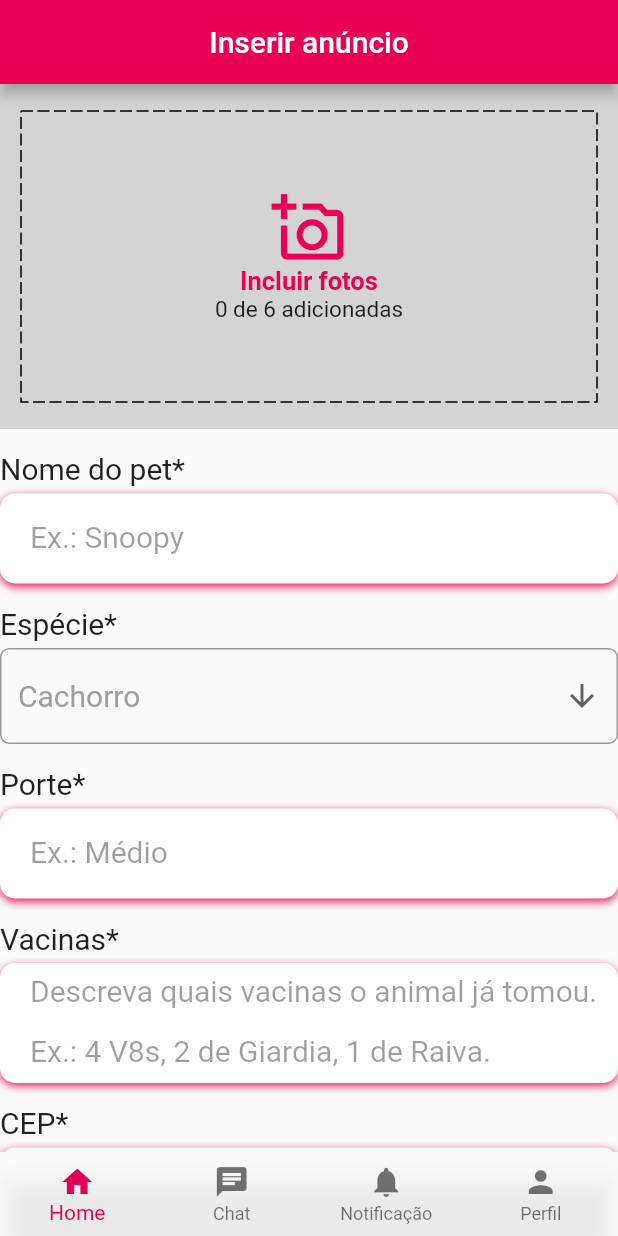
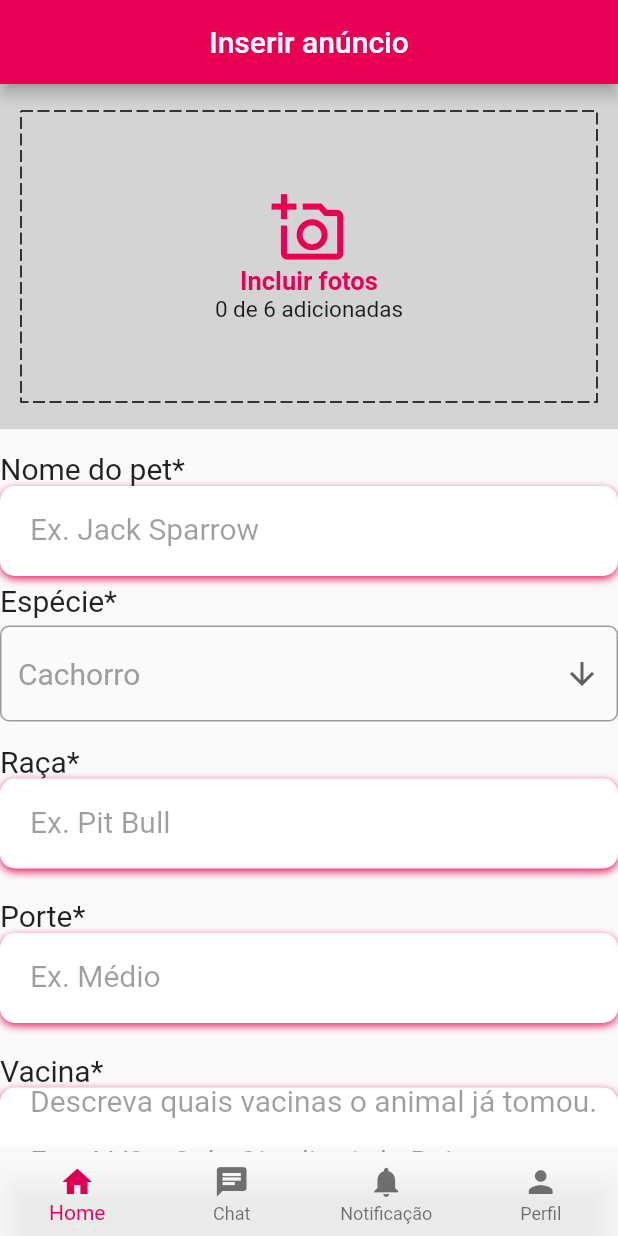
Before and after one commit to vitorekr/UnBArqDsw2022-2-2022.2_G4_IdotPet_Frontend, a Flutter app: the screen it shows after launch, on a phone screen of 412 x 824 dp. Run offline on Flutter 3.47's test engine with Material 2 defaults, Android fonts, the phone set to English and light mode, and no system bars; drawn by our look-alikes of dotted_border; our stand-ins replace dio, get; accounts and stored records are empty.

Commit message:
Adicionando reusabilidade e botão.
Co-Authored-By: João Durso <jvsdurso@gmail.com>
Co-Authored-By: Vitor Kuhl <vitorekrlol@gmail.com>

```diff
--- a/lib/modules/cadastroPet/ui/cadastrar_pet.dart
+++ b/lib/modules/cadastroPet/ui/cadastrar_pet.dart
@@ -51,144 +51,6 @@ Widget buildPhotoUpload() {
   );
 }
 
-Widget buildName(){
-  return Column(
-    children: <Widget>[
-      Container(
-            alignment: Alignment.center,
-            padding: const EdgeInsets.only(
-                left: 20,
-              ),
-            decoration: BoxDecoration(
-              color: Colors.white,
-              borderRadius: BorderRadius.circular(10),
-              // ignore: prefer_const_literals_to_create_immutables
-              boxShadow: [
-                const BoxShadow(
-                  color: Colors.pink,
-                  blurRadius: 4,
-                  offset: Offset(0,2),
-                )
-              ]
-            ),
-            height: 60,
-            child: TextFormField(
-                  keyboardType: TextInputType.emailAddress,
-                  // ignore: prefer_const_constructors
-                  style: TextStyle(
-                    color: Colors.black,
-                    fontSize: 23
-                  ),
-                  // ignore: prefer_const_constructors
-                  decoration: InputDecoration(
-                    contentPadding: const EdgeInsets.only(bottom:10),
-                    border: InputBorder.none,
-                    labelText: 'Ex.: Snoopy',
-                    floatingLabelBehavior: FloatingLabelBehavior.never,
-                    labelStyle: const TextStyle(
-                      color: Colors.black38,
-                      fontWeight: FontWeight.w400,
-                      fontSize: 20,
-                  ),
-                ),
-           ),
-        ),
-    ],
-  );
-}
-
-Widget buildSize(){
-  return Column(
-    children: <Widget>[
-      Container(
-            alignment: Alignment.center,
-            padding: const EdgeInsets.only(
-                left: 20,
-              ),
-            decoration: BoxDecoration(
-              color: Colors.white,
-              borderRadius: BorderRadius.circular(10),
-              // ignore: prefer_const_literals_to_create_immutables
-              boxShadow: [
-                const BoxShadow(
-                  color: Colors.pink,
-                  blurRadius: 4,
-                  offset: Offset(0,2),
-                )
-              ]
-            ),
-            height: 60,
-            child:  TextFormField(
-                  keyboardType: TextInputType.emailAddress, // E ESSE EMAILADRESS PRA TODO LADO?
-                  style: const TextStyle(                   // eh só arrumar
-                    color: Colors.black,
-                    fontSize: 25
-                  ),
-                  // ignore: prefer_const_constructors
-                  decoration: InputDecoration(
-                    contentPadding: const EdgeInsets.only(bottom:10),
-
-                    border: InputBorder.none,
-                    labelText: 'Ex.: Médio',
-                    floatingLabelBehavior: FloatingLabelBehavior.never,
-                    labelStyle: const TextStyle(
-                    color: Colors.black38,
-                    fontWeight: FontWeight.w400,
-                    fontSize: 20,
-                  ),
-                ),
-           ),
-        ),
-    ],
-  );
-}
-
-Widget buildVaccines(){
-  return Column(
-    children: <Widget>[
-      Container(
-            alignment: Alignment.center,
-            padding: const EdgeInsets.only(
-                left: 20,
-              ),
-            decoration: BoxDecoration(
-              color: Colors.white,
-              borderRadius: BorderRadius.circular(10),
-              // ignore: prefer_const_literals_to_create_immutables
-              boxShadow: [
-                const BoxShadow(
-                  color: Colors.pink,
-                  blurRadius: 4,
-                  offset: Offset(0,2),
-                )
-              ]
-            ),
-            height: 80,
-            child: const TextField(
-                  keyboardType: TextInputType.emailAddress,
-                  style: TextStyle(
-                    color: Colors.black,
-                    fontSize: 23
-                  ),
-                  maxLines: 5,
-                  minLines: 1,
-                  decoration: InputDecoration(
-                    contentPadding: EdgeInsets.only(bottom:30),
-                    border: InputBorder.none,
-                    labelText: 'Descreva quais vacinas o animal já tomou. \n\nEx.: 4 V8s, 2 de Giardia, 1 de Raiva.',
-                    floatingLabelBehavior: FloatingLabelBehavior.never,
-                    labelStyle: TextStyle(
-                    color: Colors.black38,
-                    fontWeight: FontWeight.w400,
-                    fontSize: 20,
-
-                  ),
-                ),
-           ),
-        ),
-    ],
-  );
-}
 
 Widget buildDescription(){
   return Column(
@@ -234,9 +96,22 @@ Widget buildDescription(){
   );
 }
 
-Widget buildCEP(){
+
+Widget buildGen(campo,descricao){
   return Column(
     children: <Widget>[
+      const SizedBox(
+        height: 15,
+      ),
+      Container(
+      alignment: Alignment.topLeft,
+      child: Text(campo,
+              textAlign: TextAlign.left,
+              style: const TextStyle(
+                fontSize: 20,
+              ),
+        ),
+      ),
       Container(
             alignment: Alignment.center,
             padding: const EdgeInsets.only(
@@ -255,16 +130,19 @@ Widget buildCEP(){
               ]
             ),
             height: 60,
-            child: const TextField(
+
+            child:
+            TextField(
                   keyboardType: TextInputType.emailAddress,
-                  style: TextStyle(
+                  style: const TextStyle(
                     color: Colors.black,
                     fontSize: 23
                   ),
                   decoration: InputDecoration(
+                    labelText: descricao,
                     contentPadding: EdgeInsets.only(bottom:10),
                     border: InputBorder.none,
-                    labelStyle: TextStyle(
+                    labelStyle: const TextStyle(
                     color: Colors.black38,
                     fontWeight: FontWeight.w400,
                     fontSize: 20,
@@ -272,10 +150,12 @@ Widget buildCEP(){
                 ),
            ),
         ),
+        const SizedBox(
+        height: 5,
+      ),
     ],
   );
 }
-
 
 class CadastrarPet extends StatelessWidget {
   const CadastrarPet({super.key});
@@ -297,22 +177,9 @@ class CadastrarPet extends StatelessWidget {
             crossAxisAlignment: CrossAxisAlignment.start,
             children:[
             buildPhotoUpload(),
-            const SizedBox(
-              height: 15,
-            ),
-            const Text('Nome do pet*',
-              textAlign: TextAlign.left,
-              style: TextStyle(
-                fontSize: 20,
-              ),
-            ),
-            const SizedBox(
-              height: 5,
-            ),
-            buildName(),
-            const SizedBox(
-              height: 15,
-            ),
+
+            buildGen("Nome do pet*","Ex. Jack Sparrow"),
+
             const Text('Espécie*',
               textAlign: TextAlign.left,
               style: TextStyle(
@@ -323,48 +190,12 @@ class CadastrarPet extends StatelessWidget {
               height: 5,
             ),
             const DropdownButtonEspecie(),
-            const SizedBox(
-              height: 15,
-            ),
-            const Text('Porte*',
-              textAlign: TextAlign.left,
-              style: TextStyle(
-                fontSize: 20,
-              ),
-            ),
-            const SizedBox(
-              height: 5,
-            ),
-            buildSize(),
-            const SizedBox(
-              height: 15,
-            ),
-            const Text('Vacinas*',
-              textAlign: TextAlign.left,
-              style: TextStyle(
-                fontSize: 20,
-              ),
-            ),
-            const SizedBox(
-              height: 5,
-            ),
-            buildVaccines(),
-            const SizedBox(
-              height: 15,
-            ),
-            const Text('CEP*',
-              textAlign: TextAlign.left,
-              style: TextStyle(
-                fontSize: 20,
-              ),
-            ),
-            const SizedBox(
-              height: 5,
-            ),
-            buildCEP(),
-            const SizedBox(
-              height: 15,
-            ),
+
+            buildGen("Raça*", "Ex. Pit Bull"),
+            buildGen("Porte*", "Ex. Médio"),
+            buildGen("Vacina*", "Descreva quais vacinas o animal já tomou. \n\nEx.: 4 V8s, 2 de Giardia, 1 de Raiva."),
+            buildGen("CEP*", "Ex. 73234600"),
+
             const Text('Descrição*',
               textAlign: TextAlign.left,
               style: TextStyle(
@@ -372,12 +203,13 @@ class CadastrarPet extends StatelessWidget {
               ),
             ),
             const SizedBox(
-              height: 5,
+              height: 10,
             ),
             buildDescription(),
             const SizedBox(
               height: 20,
             ),
+
             UnconstrainedBox(
                 child: Container(
                   height: 70,
@@ -407,13 +239,12 @@ class CadastrarPet extends StatelessWidget {
                     ),
                   ),
                 ),
-              )
+              ),
+              const SizedBox(height: 10,)
           ]
         ),
       ),
       bottomNavigationBar: const BottomNavBar(),
-
     );
   }
-
 }
```
